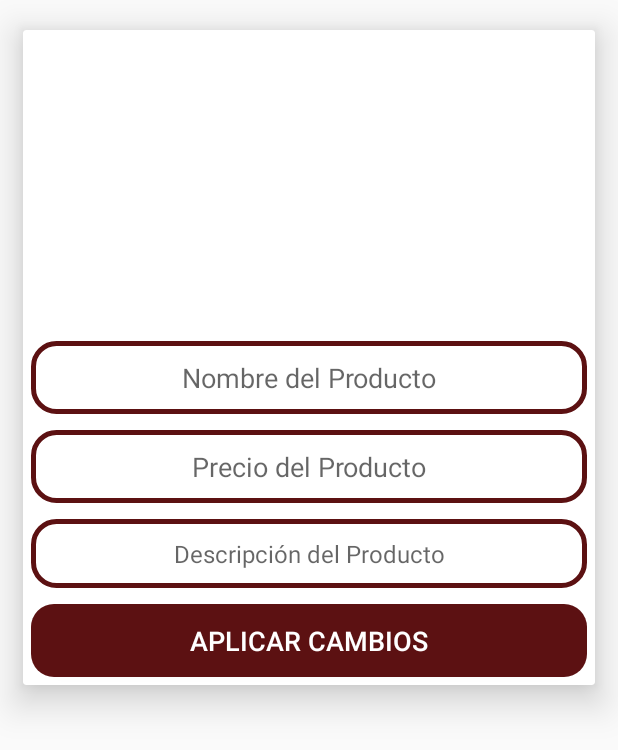
After one commit to JOHNSL98/Proyecto_Computacion_Movil, an Android app: the AdminMaintainProductsActivity screen opened directly, with no data from a screen before it, on a phone screen of 412 x 824 dp. The commit adds this screen. Shown: the top 750 px of the screen. Run offline under Robolectric (Android 15) with nearby library versions, the phone set to English and light mode, and no system bars; our stand-ins replace Firebase (no records; nobody signed in at launch, a user with empty details on screens opened directly), Picasso.

Commit message:
Modificar Productos

```diff
--- a/pHolandesa/app/src/main/AndroidManifest.xml
+++ b/pHolandesa/app/src/main/AndroidManifest.xml
@@ -14,7 +14,9 @@
         android:roundIcon="@mipmap/ic_launcher_round"
         android:supportsRtl="true"
         android:theme="@style/AppTheme">
-        <activity android:name=".AdminUserProductsActivity"></activity>
+        <activity android:name=".AdminMaintainProductsActivity"></activity>
+        <activity android:name=".SearchProductsActivity" />
+        <activity android:name=".AdminUserProductsActivity" />
         <activity android:name=".AdminNewOrdersActivity" />
         <activity android:name=".ConfirmFinalOrderActivity" />
         <activity android:name=".CartActivity" />
--- /dev/null
+++ b/pHolandesa/app/src/main/java/com/example/pholandesa/AdminMaintainProductsActivity.java
@@ -0,0 +1,115 @@
+package com.example.pholandesa;
+
+import androidx.annotation.NonNull;
+import androidx.appcompat.app.AppCompatActivity;
+
+import android.content.Intent;
+import android.os.Bundle;
+import android.view.View;
+import android.widget.Button;
+import android.widget.EditText;
+import android.widget.ImageView;
+import android.widget.Toast;
+
+import com.google.android.gms.tasks.OnCompleteListener;
+import com.google.android.gms.tasks.Task;
+import com.google.firebase.database.DataSnapshot;
+import com.google.firebase.database.DatabaseError;
+import com.google.firebase.database.DatabaseReference;
+import com.google.firebase.database.FirebaseDatabase;
+import com.google.firebase.database.ValueEventListener;
+import com.squareup.picasso.Picasso;
+
+import java.util.HashMap;
+
+public class AdminMaintainProductsActivity extends AppCompatActivity {
+
+    private Button applyChangesBtn;
+    private EditText name, price, description;
+    private ImageView imageView;
+
+    private String productID = "";
+    private DatabaseReference productsRef;
+
+    @Override
+    protected void onCreate(Bundle savedInstanceState) {
+        super.onCreate(savedInstanceState);
+        setContentView(R.layout.activity_admin_maintain_products);
+
+        productID = getIntent().getStringExtra("pid");
+        productsRef = FirebaseDatabase.getInstance().getReference().child("Products").child(productID);
+
+        applyChangesBtn = findViewById(R.id.apply_changes_btn);
+        name = findViewById(R.id.product_name_maintain);
+        price = findViewById(R.id.product_price_maintain);
+        description = findViewById(R.id.product_description_maintain);
+        imageView = findViewById(R.id.product_image_maintain);
+
+        displaySpecificProductInfo();
+
+        applyChangesBtn.setOnClickListener(new View.OnClickListener() {
+            @Override
+            public void onClick(View v) {
+                applyChanges();
+            }
+        });
+    }
+
+    private void applyChanges() {
+        String pName = name.getText().toString();
+        String pPrice = price.getText().toString();
+        String pDescription = description.getText().toString();
+
+        if (pName.equals("")) {
+            Toast.makeText(this, "Digite el nombre del producto", Toast.LENGTH_SHORT).show();
+        } else if (pPrice.equals("")) {
+            Toast.makeText(this, "Digite el precio del producto", Toast.LENGTH_SHORT).show();
+        } else if (pDescription.equals("")) {
+            Toast.makeText(this, "Digite la descripción del producto", Toast.LENGTH_SHORT).show();
+        } else {
+            HashMap<String, Object> productMap = new HashMap<>();
+            productMap.put("pid", productID);
+            productMap.put("description", pDescription);
+            productMap.put("price", pPrice);
+            productMap.put("pname", pName);
+
+            productsRef.updateChildren(productMap).addOnCompleteListener(new OnCompleteListener<Void>() {
+                @Override
+                public void onComplete(@NonNull Task<Void> task) {
+                    if (task.isSuccessful()) {
+                        Toast.makeText(AdminMaintainProductsActivity.this, "Se realizaron los cambios correctamente", Toast.LENGTH_SHORT).show();
+
+                        Intent intent = new Intent(AdminMaintainProductsActivity.this, AdminCategoryActivity.class);
+                        startActivity(intent);
+                        finish();
+                    }
+                }
+            });
+        }
+    }
+
+    private void displaySpecificProductInfo() {
+
+        productsRef.addValueEventListener(new ValueEventListener() {
+            @Override
+            public void onDataChange(@NonNull DataSnapshot dataSnapshot) {
+                if (dataSnapshot.exists()) {
+                    String pName = dataSnapshot.child("pname").getValue().toString();
+                    String pPrice = dataSnapshot.child("price").getValue().toString();
+                    String pDescription = dataSnapshot.child("description").getValue().toString();
+                    String pImage = dataSnapshot.child("image").getValue().toString();
+
+                    name.setText(pName);
+                    price.setText(pPrice);
+                    description.setText(pDescription);
+                    Picasso.get().load(pImage).into(imageView);
+                }
+            }
+
+            @Override
+            public void onCancelled(@NonNull DatabaseError databaseError) {
+
+            }
+        });
+    }
+}
--- /dev/null
+++ b/pHolandesa/app/src/main/res/layout/activity_admin_maintain_products.xml
@@ -0,0 +1,87 @@
+<?xml version="1.0" encoding="utf-8"?>
+<androidx.cardview.widget.CardView
+    xmlns:android="http://schemas.android.com/apk/res/android"
+    xmlns:app="http://schemas.android.com/apk/res-auto"
+    xmlns:tools="http://schemas.android.com/tools"
+    android:layout_width="match_parent"
+    android:layout_height="wrap_content"
+    android:layout_marginTop="20dp"
+    android:layout_marginStart="15dp"
+    android:layout_marginEnd="15dp"
+    app:cardElevation="15dp"
+    tools:context=".AdminMaintainProductsActivity">
+
+    <RelativeLayout
+        android:layout_width="match_parent"
+        android:layout_height="match_parent">
+
+        <ImageView
+            android:id="@+id/product_image_maintain"
+            android:layout_width="match_parent"
+            android:layout_height="200dp"
+            android:layout_below="@+id/product_name"
+            android:scaleType="centerCrop"
+            android:layout_marginTop="2dp"
+            />
+
+        <EditText
+            android:id="@+id/product_name_maintain"
+            android:layout_width="match_parent"
+            android:layout_height="wrap_content"
+            android:layout_below="@+id/product_image_maintain"
+            android:hint="Nombre del Producto"
+            android:textAlignment="center"
+            android:textSize="18dp"
+            android:padding="12dp"
+            android:layout_margin="5dp"
+            android:background="@drawable/input_design"
+            android:textColor="@color/colorPrimaryDark"
+            />
+
+        <EditText
+            android:id="@+id/product_price_maintain"
+            android:layout_width="match_parent"
+            android:layout_height="wrap_content"
+            android:layout_below="@+id/product_name_maintain"
+            android:hint="Precio del Producto"
+            android:textAlignment="center"
+            android:textSize="18dp"
+            android:padding="12dp"
+            android:layout_margin="5dp"
+            android:background="@drawable/input_design"
+            android:textColor="@color/colorPrimaryDark"
+            />
+
+        <EditText
+            android:id="@+id/product_description_maintain"
+            android:layout_width="match_parent"
+            android:layout_height="wrap_content"
+            android:layout_below="@+id/product_price_maintain"
+            android:hint="Descripción del Producto"
+            android:layout_marginTop="2dp"
+            android:textAlignment="center"
+            android:textSize="16dp"
+            android:padding="12dp"
+            android:layout_margin="5dp"
+            android:background="@drawable/input_design"
+            android:textColor="@color/colorPrimaryDark"
+            />
+
+        <Button
+            android:id="@+id/apply_changes_btn"
+            android:layout_width="match_parent"
+            android:layout_height="wrap_content"
+            android:layout_below="@+id/product_description_maintain"
+            android:text="Aplicar Cambios"
+            android:layout_marginTop="2dp"
+            android:textAlignment="center"
+            android:textSize="18dp"
+            android:padding="12dp"
+            android:layout_margin="5dp"
+            android:background="@drawable/buttons"
+            android:textColor="@android:color/white"
+            />
+
+    </RelativeLayout>
+
+</androidx.cardview.widget.CardView>
--- a/pHolandesa/app/src/main/res/layout/orders_layout.xml
+++ b/pHolandesa/app/src/main/res/layout/orders_layout.xml
@@ -2,7 +2,7 @@
 <RelativeLayout
     xmlns:android="http://schemas.android.com/apk/res/android"
     android:layout_width="match_parent"
-    android:layout_height="match_parent">
+    android:layout_height="wrap_content">
 
     <RelativeLayout
         android:layout_width="match_parent"
--- a/pHolandesa/app/src/main/res/menu/activity_home_drawer.xml
+++ b/pHolandesa/app/src/main/res/menu/activity_home_drawer.xml
@@ -11,9 +11,9 @@
             android:iconTint="@android:color/white"
             />
         <item
-            android:id="@+id/nav_orders"
+            android:id="@+id/nav_search"
             android:icon="@drawable/orders"
-            android:title="Ordenes"
+            android:title="Buscar"
             android:iconTint="@android:color/white"
             />
         <item
```
Also changed, not shown: pHolandesa/app/src/main/java/com/example/pholandesa/AdminCategoryActivity.java (+13 -3 lines), pHolandesa/app/src/main/java/com/example/pholandesa/AdminNewOrdersActivity.java (+33 -0 lines), pHolandesa/app/src/main/java/com/example/pholandesa/HomeActivity.java (+25 -6 lines), pHolandesa/app/src/main/java/com/example/pholandesa/SearchProductsActivity.java (added, +92 -0 lines), pHolandesa/app/src/main/res/layout/activity_admin_category.xml (+20 -5 lines), pHolandesa/app/src/main/res/layout/activity_search_products.xml (added, +56 -0 lines).
